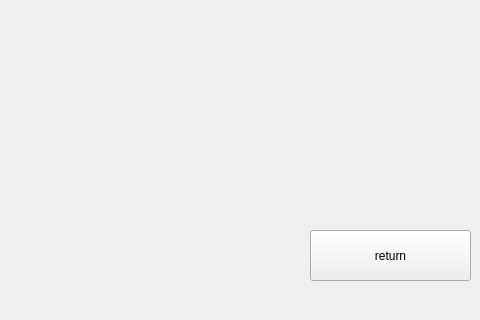
Old version of the form src/ui/screens/pageworldmap.ui in the repository MA-0206/HalberdThreeKingdoms; both pictures show x 800 to 1280 and y 400 to 720 of the 1280 by 720 pixel window.
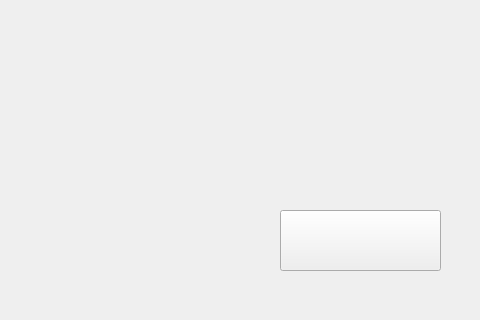
New version of the form. Icons and pictures are not drawn.

Diff of the .ui file:
```diff
--- a/src/ui/screens/pageworldmap.ui
+++ b/src/ui/screens/pageworldmap.ui
@@ -48,17 +48,17 @@
   <widget class="QPushButton" name="btn_backToMain">
    <property name="geometry">
     <rect>
-     <x>1110</x>
-     <y>630</y>
+     <x>1080</x>
+     <y>610</y>
      <width>161</width>
-     <height>51</height>
+     <height>61</height>
     </rect>
    </property>
    <property name="styleSheet">
     <string notr="true"/>
    </property>
    <property name="text">
-    <string>return</string>
+    <string/>
    </property>
   </widget>
  </widget>
```
Left out of the diff: 8 changed lines with no effect on the pictures.
